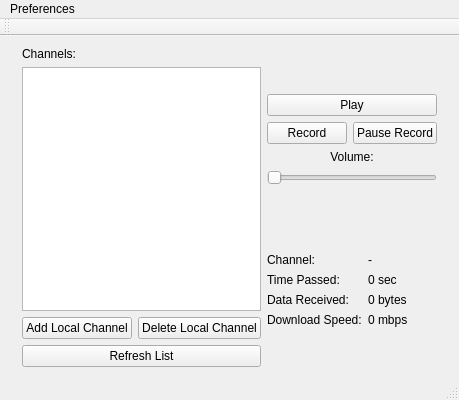
First picture: the form in Listenner/gui.ui, repository Ernyoke/Allamvizsga, before the edit.
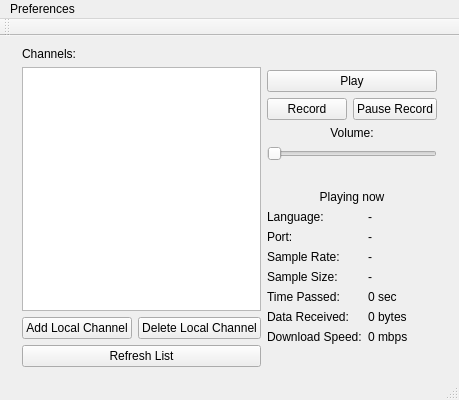
Second picture: the form after the edit.

Patch:
```diff
--- a/Listenner/gui.ui
+++ b/Listenner/gui.ui
@@ -74,7 +74,28 @@
       </item>
       <item row="2" column="0">
        <layout class="QGridLayout" name="gridLayout">
-        <item row="4" column="0" colspan="2">
+        <item row="7" column="1">
+         <widget class="QLabel" name="speed">
+          <property name="text">
+           <string>0 mbps</string>
+          </property>
+         </widget>
+        </item>
+        <item row="2" column="1">
+         <widget class="QLabel" name="portPlaying">
+          <property name="text">
+           <string>-</string>
+          </property>
+         </widget>
+        </item>
+        <item row="2" column="0">
+         <widget class="QLabel" name="label_7">
+          <property name="text">
+           <string>Port:</string>
+          </property>
+         </widget>
+        </item>
+        <item row="8" column="0" colspan="2">
          <spacer name="verticalSpacer_4">
           <property name="orientation">
            <enum>Qt::Vertical</enum>
@@ -87,57 +108,88 @@
           </property>
          </spacer>
         </item>
-        <item row="2" column="0">
+        <item row="6" column="0">
          <widget class="QLabel" name="label_3">
           <property name="text">
            <string>Data Received:</string>
           </property>
          </widget>
         </item>
-        <item row="3" column="1">
-         <widget class="QLabel" name="speed">
-          <property name="text">
-           <string>0 mbps</string>
-          </property>
-         </widget>
-        </item>
-        <item row="1" column="0">
+        <item row="5" column="0">
          <widget class="QLabel" name="label_2">
           <property name="text">
            <string>Time Passed:</string>
           </property>
          </widget>
         </item>
-        <item row="1" column="1">
+        <item row="5" column="1">
          <widget class="QLabel" name="timePassed">
           <property name="text">
            <string>0 sec</string>
           </property>
          </widget>
         </item>
-        <item row="2" column="1">
+        <item row="6" column="1">
          <widget class="QLabel" name="dataReceived">
           <property name="text">
            <string>0 bytes</string>
           </property>
          </widget>
         </item>
-        <item row="3" column="0">
+        <item row="7" column="0">
          <widget class="QLabel" name="label_4">
           <property name="text">
            <string>Download Speed:</string>
           </property>
          </widget>
         </item>
-        <item row="0" column="0">
+        <item row="1" column="0">
          <widget class="QLabel" name="label_6">
           <property name="text">
-           <string>Channel:</string>
+           <string>Language:</string>
           </property>
          </widget>
         </item>
-        <item row="0" column="1">
-         <widget class="QLabel" name="label_7">
+        <item row="1" column="1">
+         <widget class="QLabel" name="channelPlaying">
+          <property name="text">
+           <string>-</string>
+          </property>
+         </widget>
+        </item>
+        <item row="3" column="0">
+         <widget class="QLabel" name="label_8">
+          <property name="text">
+           <string>Sample Rate:</string>
+          </property>
+         </widget>
+        </item>
+        <item row="4" column="0">
+         <widget class="QLabel" name="label_9">
+          <property name="text">
+           <string>Sample Size:</string>
+          </property>
+         </widget>
+        </item>
+        <item row="0" column="0" colspan="2">
+         <widget class="QLabel" name="label_10">
+          <property name="text">
+           <string>Playing now</string>
+          </property>
+          <property name="alignment">
+           <set>Qt::AlignCenter</set>
+          </property>
+         </widget>
+        </item>
+        <item row="3" column="1">
+         <widget class="QLabel" name="sampleRatePlaying">
+          <property name="text">
+           <string>-</string>
+          </property>
+         </widget>
+        </item>
+        <item row="4" column="1">
+         <widget class="QLabel" name="sampleSizePlaying">
           <property name="text">
            <string>-</string>
           </property>
```
